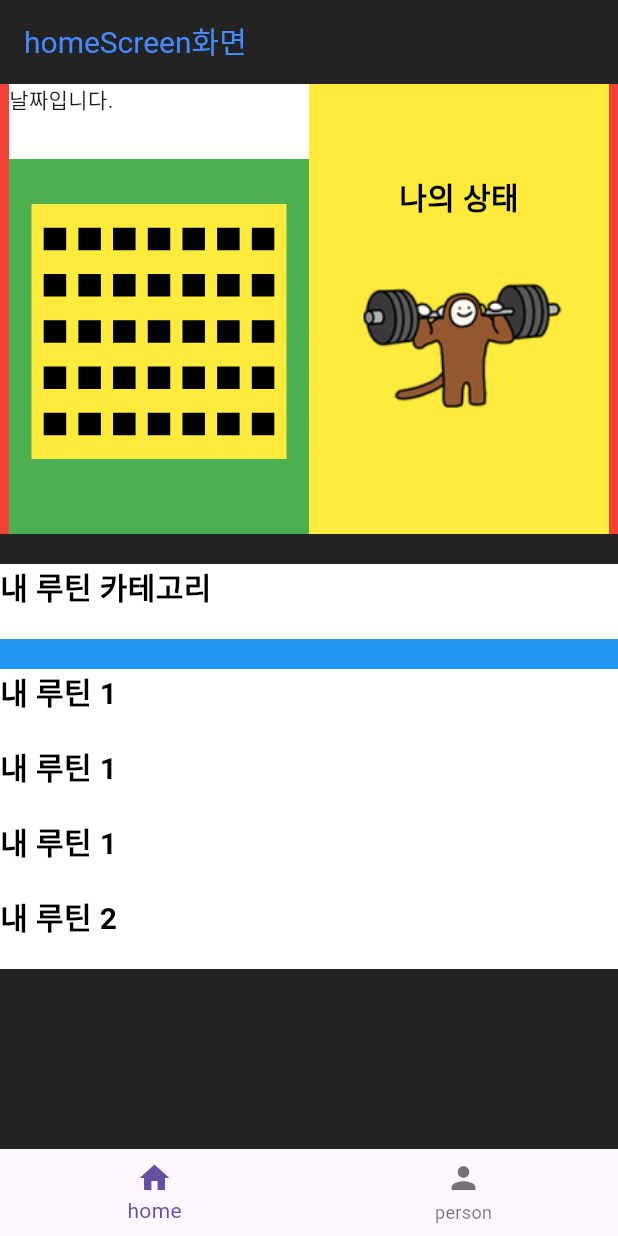
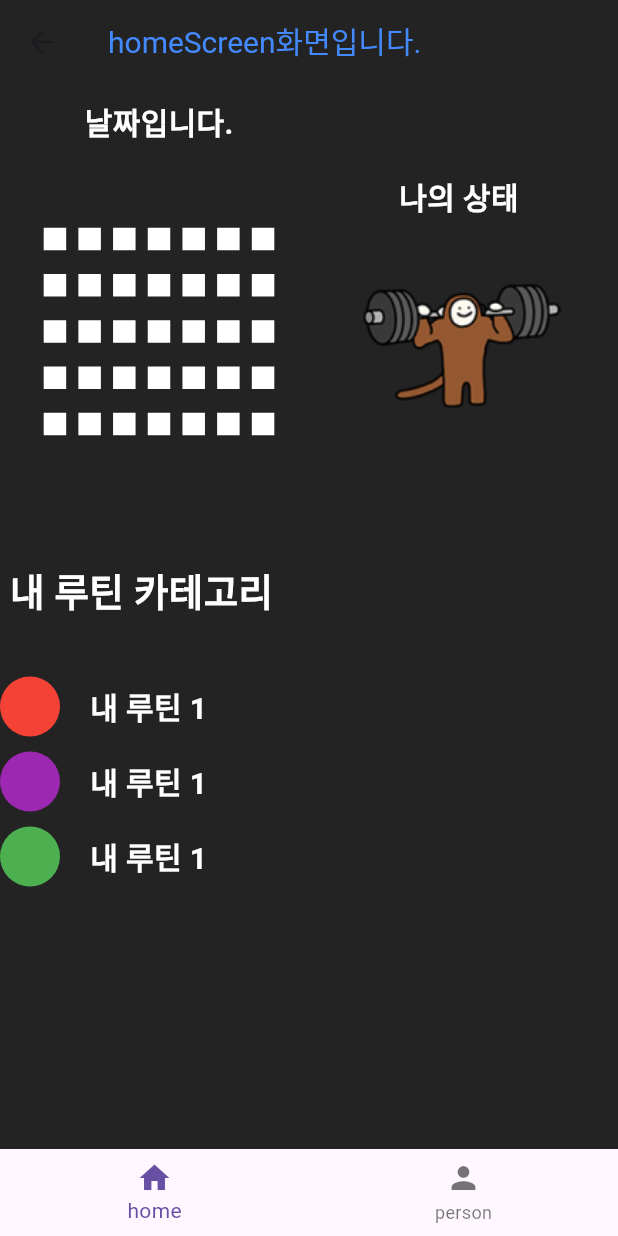
Before and after one commit to imdanpinkman/projsixcuts, a Flutter app: the screen it shows after launch, on a phone screen of 412 x 824 dp. Run offline on Flutter 3.47's test engine with Material 3 defaults, Android fonts, the light colour scheme and no system bars.

Commit message:
홈스크린 화면 예시입니다.

```diff
--- a/lib/home_screen.dart
+++ b/lib/home_screen.dart
@@ -14,7 +14,7 @@ class _HomeScreenState extends State<HomeScreen> {
       appBar: AppBar(
         backgroundColor: Color(0xff232323),
         title: Text(
-            'homeScreen화면',
+            'homeScreen화면입니다.',
               style: TextStyle(
                 color: Colors.blueAccent,
                 fontSize: 20,
@@ -31,7 +31,7 @@ class _HomeScreenState extends State<HomeScreen> {
               width: double.infinity,
               height: 300,
 
-              color: Colors.red,
+
 
             //   상단 콘테이너는 또 row 2가지로 나뉜다.
             //   달력과 캐릭터
@@ -45,14 +45,24 @@ class _HomeScreenState extends State<HomeScreen> {
                 Container(
                   width: 200,
                   height: 300,
-                  color: Colors.green,
+
                   child: Column(
                     children: [
                       Container(
                         width: 200,
                         height: 50,
+
+                        child: Center(
+                          child: Text(
+                              '날짜입니다.',
+                            style: TextStyle(
+                              fontSize: 20,
                               color: Colors.white,
-                        child: Text('날짜입니다.'),
+                              fontWeight: FontWeight.bold,
+
+                            ),
+                          ),
+                        ),
                       ),
                       // 가로 7개 세로 5개의 정사각형 빈칸으로 구성됩니다.
                       // 오늘의 해당하는 칸엔 border 주어 표시합니다.
@@ -62,7 +72,7 @@ class _HomeScreenState extends State<HomeScreen> {
                       Container(
                         width: 170,
                         height: 170,
-                        color: Colors.yellow,
+
                         // 5개의 콜론 내부에 7개의 로우를 추가합니다.
                         child: Column(
                           mainAxisAlignment: MainAxisAlignment.spaceEvenly,
@@ -76,37 +86,37 @@ class _HomeScreenState extends State<HomeScreen> {
                                   Container(
                                     width: 15,
                                     height: 15,
-                                    color: Colors.black,
+                                    color: Colors.white,
                                   ),
                                   Container(
                                     width: 15,
                                     height: 15,
-                                    color: Colors.black,
+                                    color: Colors.white,
                                   ),
                                   Container(
                                     width: 15,
                                     height: 15,
-                                    color: Colors.black,
+                                    color: Colors.white,
                                   ),
                                   Container(
                                     width: 15,
                                     height: 15,
-                                    color: Colors.black,
+                                    color: Colors.white,
                                   ),
                                   Container(
                                     width: 15,
                                     height: 15,
-                                    color: Colors.black,
+                                    color: Colors.white,
                                   ),
                                   Container(
                                     width: 15,
                                     height: 15,
-                                    color: Colors.black,
+                                    color: Colors.white,
                                   ),
                                   Container(
                                     width: 15,
                                     height: 15,
-                                    color: Colors.black,
+                                    color: Colors.white,
                                   ),
                                 ],
                               ),
@@ -121,37 +131,37 @@ class _HomeScreenState extends State<HomeScreen> {
                                   Container(
                                     width: 15,
                                     height: 15,
-                                    color: Colors.black,
+                                    color: Colors.white,
                                   ),
                                   Container(
                                     width: 15,
                                     height: 15,
-                                    color: Colors.black,
+                                    color: Colors.white,
                                   ),
                                   Container(
                                     width: 15,
                                     height: 15,
-                                    color: Colors.black,
+                                    color: Colors.white,
                                   ),
                                   Container(
                                     width: 15,
                                     height: 15,
-                                    color: Colors.black,
+                                    color: Colors.white,
                                   ),
                                   Container(
                                     width: 15,
                                     height: 15,
-                                    color: Colors.black,
+                                    color: Colors.white,
                                   ),
                                   Container(
                                     width: 15,
                                     height: 15,
-                                    color: Colors.black,
+                                    color: Colors.white,
                                   ),
                                   Container(
                                     width: 15,
                                     height: 15,
-                                    color: Colors.black,
+                                    color: Colors.white,
                                   ),
                                 ],
                               ),
@@ -166,37 +176,37 @@ class _HomeScreenState extends State<HomeScreen> {
                                   Container(
                                     width: 15,
                                     height: 15,
-                                    color: Colors.black,
+                                    color: Colors.white,
                                   ),
                                   Container(
                                     width: 15,
                                     height: 15,
-                                    color: Colors.black,
+                                    color: Colors.white,
                                   ),
                                   Container(
                                     width: 15,
                                     height: 15,
-                                    color: Colors.black,
+                                    color: Colors.white,
                                   ),
                                   Container(
                                     width: 15,
                                     height: 15,
-                                    color: Colors.black,
+                                    color: Colors.white,
                                   ),
                                   Container(
                                     width: 15,
                                     height: 15,
-                                    color: Colors.black,
+                                    color: Colors.white,
                                   ),
                                   Container(
                                     width: 15,
                                     height: 15,
-                                    color: Colors.black,
+                                    color: Colors.white,
                                   ),
                                   Container(
                                     width: 15,
                                     height: 15,
-                                    color: Colors.black,
+                                    color: Colors.white,
                                   ),
                                 ],
                               ),
@@ -211,37 +221,37 @@ class _HomeScreenState extends State<HomeScreen> {
                                   Container(
                                     width: 15,
                                     height: 15,
-                                    color: Colors.black,
+                                    color: Colors.white,
                                   ),
                                   Container(
                                     width: 15,
                                     height: 15,
-                                    color: Colors.black,
+                                    color: Colors.white,
                                   ),
                                   Container(
                                     width: 15,
                                     height: 15,
-                                    color: Colors.black,
+                                    color: Colors.white,
                                   ),
                                   Container(
                                     width: 15,
                                     height: 15,
-                                    color: Colors.black,
+                                    color: Colors.white,
                                   ),
                                   Container(
                                     width: 15,
                                     height: 15,
-                                    color: Colors.black,
+                                    color: Colors.white,
                                   ),
                                   Container(
                                     width: 15,
                                     height: 15,
-                                    color: Colors.black,
+                                    color: Colors.white,
                                   ),
                                   Container(
                                     width: 15,
                                     height: 15,
-                                    color: Colors.black,
+                                    color: Colors.white,
                                   ),
                                 ],
                               ),
@@ -256,37 +266,37 @@ class _HomeScreenState extends State<HomeScreen> {
                                   Container(
                                     width: 15,
                                     height: 15,
-                                    color: Colors.black,
+                                    color: Colors.white,
                                   ),
                                   Container(
                                     width: 15,
                                     height: 15,
-                                    color: Colors.black,
+                                    color: Colors.white,
                                   ),
                                   Container(
                                     width: 15,
                                     height: 15,
-                                    color: Colors.black,
+                                    color: Colors.white,
                                   ),
                                   Container(
                                     width: 15,
                                     height: 15,
-                                    color: Colors.black,
+                                    color: Colors.white,
                                   ),
                                   Container(
                                     width: 15,
                                     height: 15,
-                                    color: Colors.black,
+                                    color: Colors.white,
                                   ),
                                   Container(
                                     width: 15,
                                     height: 15,
-                                    color: Colors.black,
+                                    color: Colors.white,
                                   ),
                                   Container(
                                     width: 15,
                                     height: 15,
-                                    color: Colors.black,
+                                    color: Colors.white,
                                   ),
                                 ],
                               ),
@@ -303,7 +313,7 @@ class _HomeScreenState extends State<HomeScreen> {
                 Container(
                   width: 200,
                   height: 300,
-                  color: Colors.yellow,
+
                   child: Column(
                     crossAxisAlignment: CrossAxisAlignment.center,
                     mainAxisAlignment: MainAxisAlignment.center,
@@ -312,7 +322,7 @@ class _HomeScreenState extends State<HomeScreen> {
                           '나의 상태',
                         style: TextStyle(
                           fontSize: 20,
-                          color: Colors.black,
+                          color: Colors.white,
                           fontWeight: FontWeight.bold,
                         ),
                       ),
@@ -338,19 +348,19 @@ class _HomeScreenState extends State<HomeScreen> {
             Container(
               width: double.infinity,
 
-              color: Colors.blue,
+
 
               child: Column(
                 children: [
                   Container(
                     width: double.infinity,
                     height: 50,
+
+                    child: Text(
+                        ' 내 루틴 카테고리',
+                      style: TextStyle(
+                        fontSize: 25,
                         color: Colors.white,
-                    child: Text(
-                        '내 루틴 카테고리',
-                      style: TextStyle(
-                        fontSize: 20,
-                        color: Colors.black,
                         fontWeight: FontWeight.bold,
                       ),
                     ),
@@ -364,53 +374,98 @@ class _HomeScreenState extends State<HomeScreen> {
                         Container(
                           width: double.infinity,
                           height: 50,
-                          color: Colors.white,
-                          child: Text(
+
+                          child: Row(
+                            children: [
+                              // 원의 색상은 10가지로 해보자
+                              // 빨강, 주황, 노랑, 연두, 초록, 하늘, 파랑, 남색, 보라, 핑크
+                              // [red,orange,yellow,lightgreen,green,lightblue,blue,navy,purple,pink,]
+                              // 버튼을 누르면 색상 변경할수있게
+                              Container(
+                                width: 40,
+                                height: 40,
+                                decoration: BoxDecoration(
+                                  shape: BoxShape.circle,
+                                  color: Colors.red, // Add color to the circle
+                                ),
+                              ),
+                              SizedBox(
+                                width: 20,
+                              ),
+                              Text(
                                   '내 루틴 1',
                                 style: TextStyle(
                                   fontSize: 20,
-                              color: Colors.black,
+                                  color: Colors.white,
                                   fontWeight: FontWeight.bold,
                                 ),
+                              ),
+                            ],
                           ),
                         ),
                         Container(
                           width: double.infinity,
                           height: 50,
-                          color: Colors.white,
-                          child: Text(
+
+                          child: Row(
+                            children: [
+                              // 원의 색상은 10가지로 해보자
+                              // 빨강, 주황, 노랑, 연두, 초록, 하늘, 파랑, 남색, 보라, 핑크
+                              // [red,orange,yellow,lightgreen,green,lightblue,blue,navy,purple,pink,]
+                              // 버튼을 누르면 색상 변경할수있게
+
+                              Container(
+                                width: 40,
+                                height: 40,
+                                decoration: BoxDecoration(
+                                  shape: BoxShape.circle,
+                                  color: Colors.purple, // Add color to the circle
+                                ),
+                              ),
+                              SizedBox(
+                                width: 20,
+                              ),
+                              Text(
                                 '내 루틴 1',
                                 style: TextStyle(
                                   fontSize: 20,
-                              color: Colors.black,
+                                  color: Colors.white,
                                   fontWeight: FontWeight.bold,
                                 ),
+                              ),
+                            ],
                           ),
                         ),
                         Container(
                           width: double.infinity,
                           height: 50,
-                          color: Colors.white,
-                          child: Text(
+
+                          child: Row(
+                            children: [
+                              // 원의 색상은 10가지로 해보자
+                              // 빨강, 주황, 노랑, 연두, 초록, 하늘, 파랑, 남색, 보라, 핑크
+                              // [red,orange,yellow,lightgreen,green,lightblue,blue,navy,purple,pink,]
+                              // 버튼을 누르면 색상 변경할수있게
+                              Container(
+                                width: 40,
+                                height: 40,
+                                decoration: BoxDecoration(
+                                  shape: BoxShape.circle,
+                                  color: Colors.green, // Add color to the circle
+                                ),
+                              ),
+                              SizedBox(
+                                width: 20,
+                              ),
+                              Text(
                                 '내 루틴 1',
                                 style: TextStyle(
                                   fontSize: 20,
-                              color: Colors.black,
+                                  color: Colors.white,
                                   fontWeight: FontWeight.bold,
                                 ),
                               ),
-                        ),
-                        Container(
-                          width: double.infinity,
-                          height: 50,
-                          color: Colors.white,
-                          child: Text(
-                            '내 루틴 2',
-                            style: TextStyle(
-                              fontSize: 20,
-                              color: Colors.black,
-                              fontWeight: FontWeight.bold,
-                            ),
+                            ],
                           ),
                         ),
                       ],
--- a/lib/main.dart
+++ b/lib/main.dart
@@ -7,7 +7,11 @@ void main() {
   runApp(
     MaterialApp(
       theme: ThemeData(scaffoldBackgroundColor: Color(0xff232323)),
-      home: HomeScreen(),
+      home: SplashScreen(),
+      routes: {
+        '/splashScreen': (context) => SplashScreen(),
+        '/homeScreen': (context) => HomeScreen(),
+      },
     ),
   );
 }
```
Also changed, not shown: lib/ex_home_screen.dart (added, +437 -0 lines), lib/ex_splash_screen.dart (added, +19 -0 lines), lib/splash_screen.dart (+24 -5 lines). Lines whose indentation alone changed are shown as unchanged.
